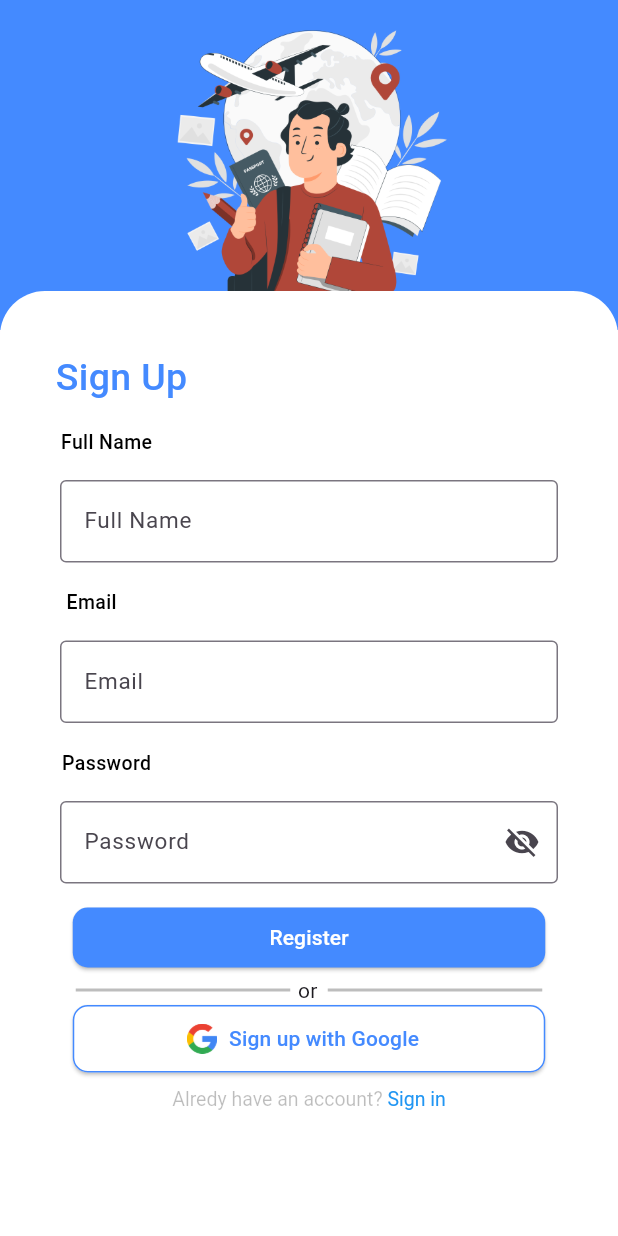
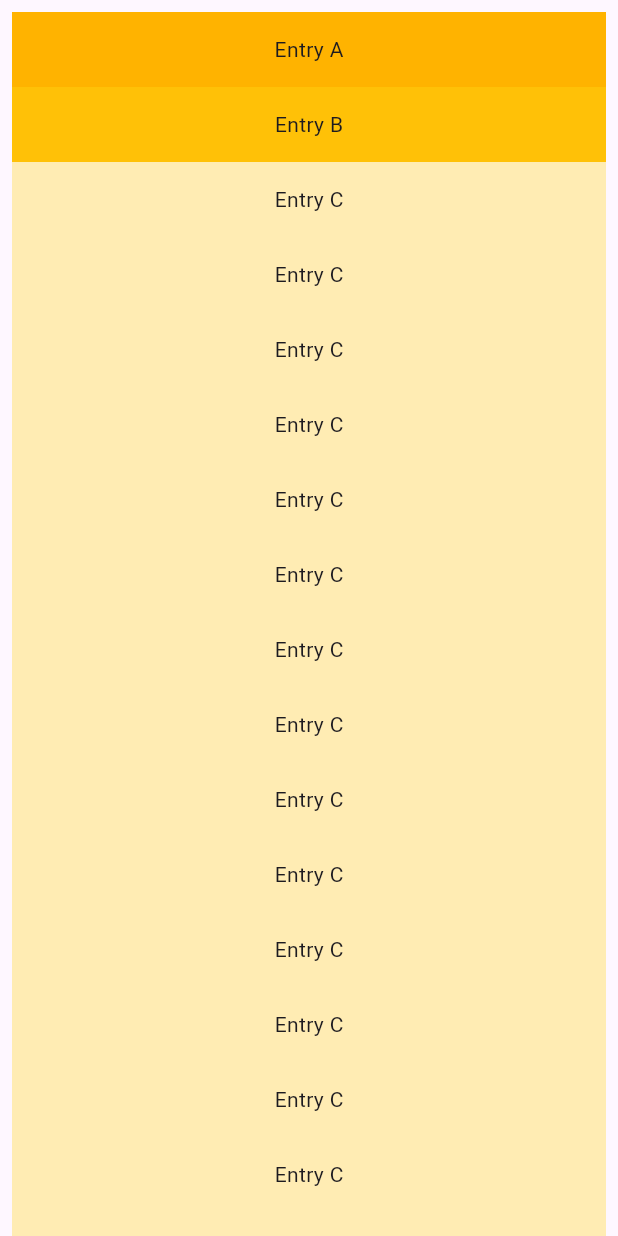
Before and after one commit to sabdanabi/Tugas-Flutter-2, a Flutter app: the screen it shows after launch, after a tap on "Register", on a phone screen of 412 x 824 dp. Run offline on Flutter 3.47's test engine with Material 2 defaults, Android fonts, the phone set to English and light mode, and no system bars.

Commit message:
feat [ZF] menambahkan syntax

```diff
--- /dev/null
+++ b/lib/home.dart
@@ -0,0 +1,130 @@
+import 'package:flutter/material.dart';
+
+class Home extends StatefulWidget {
+  const Home({super.key});
+
+  @override
+  State<Home> createState() => _HomeState();
+}
+
+class _HomeState extends State<Home> {
+  @override
+  Widget build(BuildContext context) {
+    return Scaffold(
+      body: Center(
+          child: ListView(
+            padding: const EdgeInsets.all(8),
+            children: <Widget>[
+              Container(
+                height: 50,
+                color: Colors.amber[600],
+                child: const Center(child: Text('Entry A')),
+              ),
+              Container(
+                height: 50,
+                color: Colors.amber[500],
+                child: const Center(child: Text('Entry B')),
+              ),
+              Container(
+                height: 50,
+                color: Colors.amber[100],
+                child: const Center(child: Text('Entry C')),
+              ),
+              Container(
+                height: 50,
+                color: Colors.amber[100],
+                child: const Center(child: Text('Entry C')),
+              ),
+              Container(
+                height: 50,
+                color: Colors.amber[100],
+                child: const Center(child: Text('Entry C')),
+              ),
+              Container(
+                height: 50,
+                color: Colors.amber[100],
+                child: const Center(child: Text('Entry C')),
+              ),
+              Container(
+                height: 50,
+                color: Colors.amber[100],
+                child: const Center(child: Text('Entry C')),
+              ),
+              Container(
+                height: 50,
+                color: Colors.amber[100],
+                child: const Center(child: Text('Entry C')),
+              ),
+              Container(
+                height: 50,
+                color: Colors.amber[100],
+                child: const Center(child: Text('Entry C')),
+              ),
+              Container(
+                height: 50,
+                color: Colors.amber[100],
+                child: const Center(child: Text('Entry C')),
+              ),
+
+
+              Container(
+                height: 50,
+                color: Colors.amber[100],
+                child: const Center(child: Text('Entry C')),
+              ),
+              Container(
+                height: 50,
+                color: Colors.amber[100],
+                child: const Center(child: Text('Entry C')),
+              ),
+              Container(
+                height: 50,
+                color: Colors.amber[100],
+                child: const Center(child: Text('Entry C')),
+              ),
+              Container(
+                height: 50,
+                color: Colors.amber[100],
+                child: const Center(child: Text('Entry C')),
+              ),
+              Container(
+                height: 50,
+                color: Colors.amber[100],
+                child: const Center(child: Text('Entry C')),
+              ),
+              Container(
+                height: 50,
+                color: Colors.amber[100],
+                child: const Center(child: Text('Entry C')),
+              ),
+              Container(
+                height: 50,
+                color: Colors.amber[100],
+                child: const Center(child: Text('Entry C')),
+              ),
+              Container(
+                height: 50,
+                color: Colors.amber[100],
+                child: const Center(child: Text('Entry C')),
+              ),
+              Container(
+                height: 50,
+                color: Colors.amber[100],
+                child: const Center(child: Text('Entry C')),
+              ),
+              Container(
+                height: 50,
+                color: Colors.amber[100],
+                child: const Center(child: Text('Entry C')),
+              ),
+              Container(
+                height: 50,
+                color: Colors.amber[100],
+                child: const Center(child: Text('Entry C')),
+              ),
+            ],
+          )
+      ),
+    );
+  }
+}
--- a/lib/login.dart
+++ b/lib/login.dart
@@ -1,4 +1,5 @@
 import 'package:flutter/material.dart';
+import 'package:login_register/home.dart';
 
 class login extends StatefulWidget {
   const login({super.key});
@@ -123,7 +124,7 @@ class _loginState extends State<login> {
                         child: SizedBox(
                             width: 315.0,
                             height: 40,
-                              child: ElevatedButton(onPressed: () {},style: ElevatedButton.styleFrom(
+                            child: ElevatedButton(onPressed: () {Navigator.push(context, MaterialPageRoute(builder: (context) => const Home()));},style: ElevatedButton.styleFrom(
                               primary: Colors.blueAccent,
                               shape: RoundedRectangleBorder( //to set border radius to button
                                   borderRadius: BorderRadius.circular(10)
@@ -173,9 +174,6 @@ class _loginState extends State<login> {
 
                             ))
                     ),
-
-
-
                     Container(
                       child:Padding(
                         padding: const EdgeInsets.only(top: 10.0),
```
Lines whose indentation alone changed are shown as unchanged.
